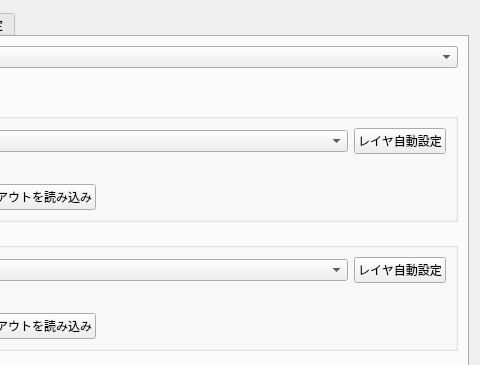
Above: forest_zoning_main_dialog.ui from raw-slnc/morizon_next before the change; both pictures show x 440 to 920 and y 0 to 365 of the 920 by 645 pixel window. Below: the same form after it.
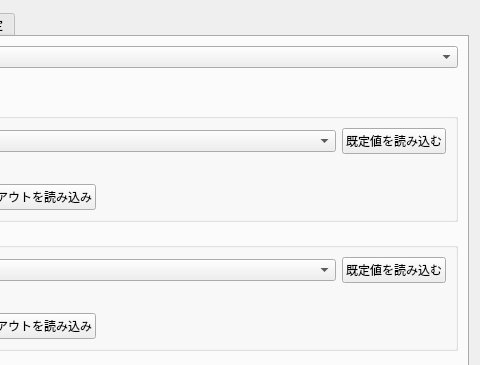
That is the form after the change. The open tabs and pages were chosen to show the change. Icons and pictures are not drawn. Custom widgets are drawn as their Qt base class.

Commit message: 作業フォルダの3状態と再開の分岐、保存・読み込みの整理、表示まわりの改善

```diff
--- a/forest_zoning_main_dialog.ui
+++ b/forest_zoning_main_dialog.ui
@@ -2118,7 +2118,7 @@
                </size>
               </property>
               <property name="text">
-               <string>レイヤ自動設定</string>
+               <string>既定値を読み込む</string>
               </property>
              </widget>
             </item>
@@ -2184,7 +2184,7 @@
                </size>
               </property>
               <property name="text">
-               <string>レイヤ自動設定</string>
+               <string>既定値を読み込む</string>
               </property>
              </widget>
             </item>
```
Left out of the diff: 6 changed lines with no effect on the pictures. The commit also changes 13 other files.
